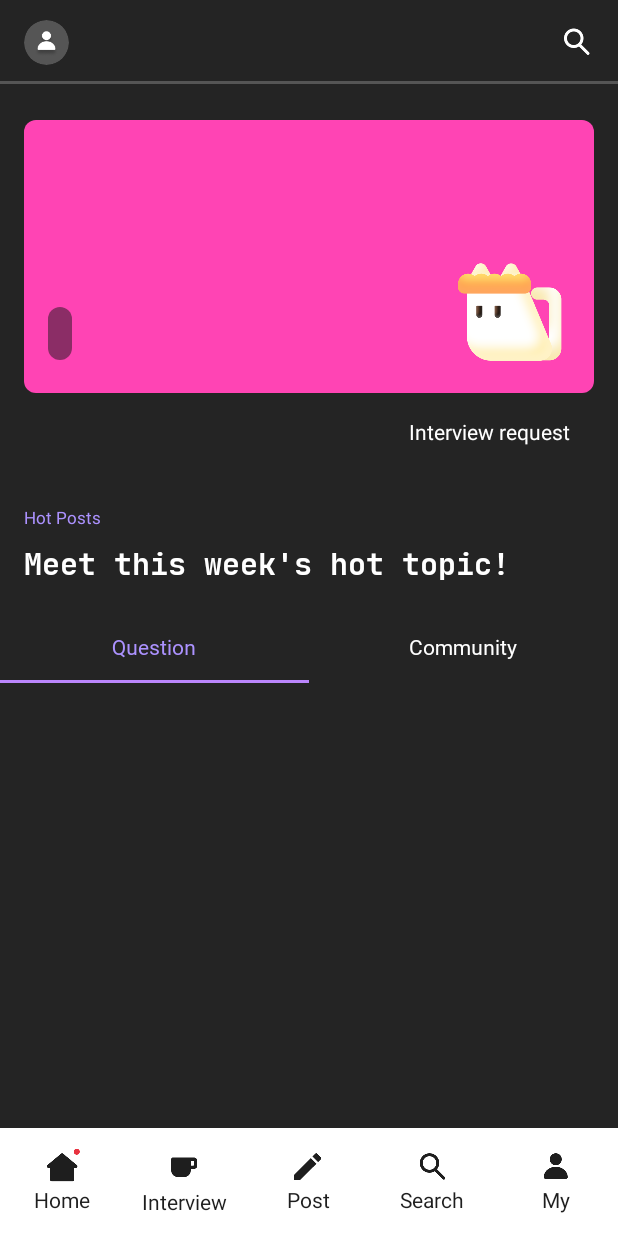
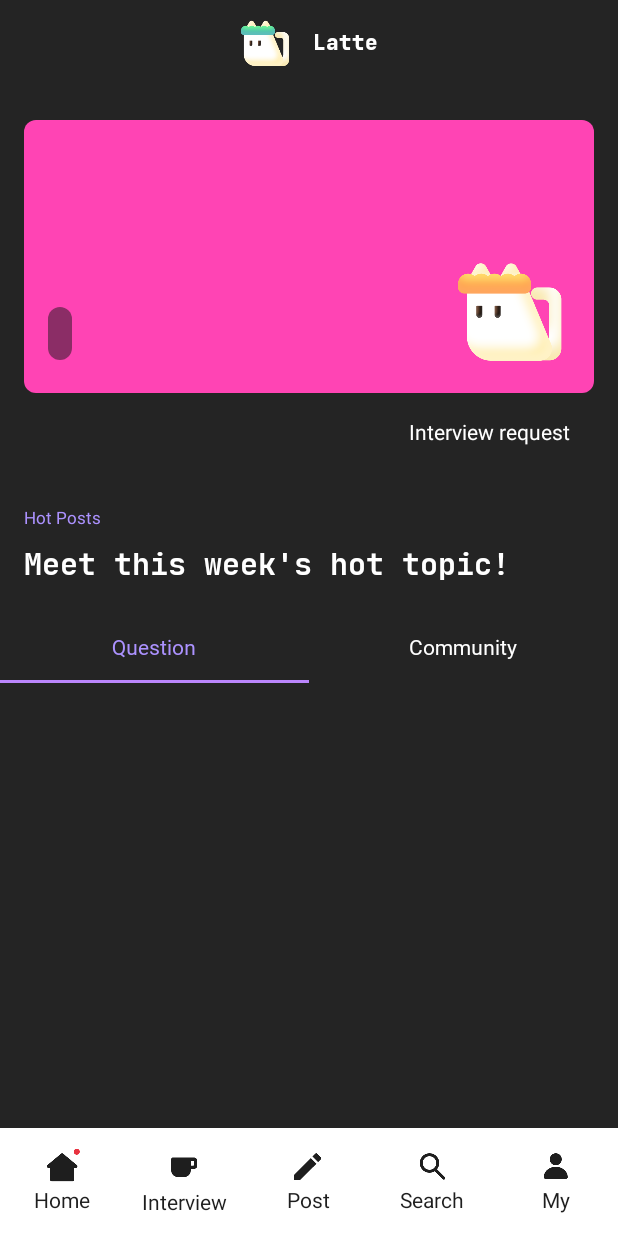
Before and after one commit to TEAM-Barista/Latte-Android, an Android app: the screen it shows after launch (MainActivity), on a phone screen of 412 x 824 dp. Run offline under Robolectric (Android 15) with nearby library versions, the phone set to English and light mode, and no system bars; our stand-ins replace Timber, data binding.

Commit message:
main : fix(Actionbar) : 메인 액션 바 스타일 맞게 수정

```diff
--- a/app/src/main/java/com/barista/latte/views/LatteBasicActionBar.kt
+++ b/app/src/main/java/com/barista/latte/views/LatteHomeActionBar.kt
@@ -5,6 +5,7 @@ import android.util.AttributeSet
 import android.view.LayoutInflater
 import androidx.constraintlayout.widget.ConstraintLayout
 import com.barista.latte.databinding.LatteBasicActionbarBinding
+import com.barista.latte.databinding.LatteHomeActionbarBinding
 import com.barista.latte.utils.ImageUtil
 
 /**
@@ -12,8 +13,8 @@ import com.barista.latte.utils.ImageUtil
  * Created by juhyang on 2021/06/29.
 
  */
-class LatteBasicActionBar : ConstraintLayout {
-    private val binding: LatteBasicActionbarBinding = LatteBasicActionbarBinding.inflate(LayoutInflater.from(context), this, true)
+class LatteHomeActionBar : ConstraintLayout {
+    private val binding: LatteHomeActionbarBinding = LatteHomeActionbarBinding.inflate(LayoutInflater.from(context), this, true)
 
     constructor(context: Context) : super(context)
     constructor(context: Context, attrs: AttributeSet?) : super(context, attrs)
@@ -22,12 +23,4 @@ class LatteBasicActionBar : ConstraintLayout {
         attrs,
         defStyleAttr
     )
-
-    init {
-        aboutView()
-    }
-
-    private fun aboutView() {
-        ImageUtil.setImageViewCircle(binding.profileImage)
-    }
 }
--- a/app/src/main/res/layout/home_fragment.xml
+++ b/app/src/main/res/layout/home_fragment.xml
@@ -16,7 +16,7 @@
         android:background="?attr/bgColor"
         tools:context=".home.view.HomeFragment">
 
-        <com.barista.latte.views.LatteBasicActionBar
+        <com.barista.latte.views.LatteHomeActionBar
             android:id="@+id/action_bar"
             android:layout_width="match_parent"
             android:layout_height="56dp"
--- a/app/src/main/res/layout/latte_basic_actionbar.xml
+++ /dev/null
@@ -1,41 +0,0 @@
-<?xml version="1.0" encoding="utf-8"?>
-
-<layout>
-
-    <androidx.constraintlayout.widget.ConstraintLayout xmlns:android="http://schemas.android.com/apk/res/android"
-        xmlns:app="http://schemas.android.com/apk/res-auto"
-        android:background="@color/dark_grey_24"
-        android:layout_width="match_parent"
-        android:layout_height="56dp">
-
-        <ImageView
-            android:src="@drawable/profile"
-             android:id="@+id/profile_image"
-            android:layout_width="30dp"
-            android:layout_height="30dp"
-            android:layout_margin="16dp"
-            android:padding="5dp"
-            android:backgroundTint="@color/dark_grey_55"
-            app:layout_constraintStart_toStartOf="parent"
-            app:layout_constraintTop_toTopOf="parent"
-            app:layout_constraintBottom_toBottomOf="parent" />
-
-        <ImageView
-            android:src="@drawable/search"
-            android:id="@+id/search"
-            android:layout_width="56dp"
-            android:layout_height="56dp"
-            android:padding="16dp"
-            app:layout_constraintTop_toTopOf="parent"
-            app:layout_constraintBottom_toBottomOf="parent"
-            app:layout_constraintEnd_toEndOf="parent" />
-
-        <View
-            android:layout_width="match_parent"
-            android:layout_height="2dp"
-            android:background="@color/dark_grey_55"
-            app:layout_constraintStart_toStartOf="parent"
-            app:layout_constraintEnd_toEndOf="parent"
-            app:layout_constraintBottom_toBottomOf="parent"/>
-    </androidx.constraintlayout.widget.ConstraintLayout>
-</layout>
--- /dev/null
+++ b/app/src/main/res/layout/latte_home_actionbar.xml
@@ -0,0 +1,37 @@
+<?xml version="1.0" encoding="utf-8"?>
+
+<layout>
+
+    <androidx.constraintlayout.widget.ConstraintLayout xmlns:android="http://schemas.android.com/apk/res/android"
+        xmlns:app="http://schemas.android.com/apk/res-auto"
+        android:layout_width="match_parent"
+        android:layout_height="56dp"
+        android:background="@color/dark_grey_24">
+
+        <ImageView
+            android:id="@+id/latte_logo"
+            android:layout_width="32dp"
+            android:layout_height="32dp"
+            android:src="@drawable/green_logo"
+            app:layout_constraintBottom_toBottomOf="parent"
+            app:layout_constraintEnd_toStartOf="@id/latte_text"
+            app:layout_constraintHorizontal_chainStyle="packed"
+            app:layout_constraintStart_toStartOf="parent"
+            app:layout_constraintTop_toTopOf="parent" />
+
+        <TextView
+            android:id="@+id/latte_text"
+            android:layout_width="wrap_content"
+            android:layout_height="wrap_content"
+            android:layout_marginStart="16dp"
+            android:fontFamily="@font/jet_brains_mono_eb"
+            android:text="Latte"
+            android:textColor="?attr/textColor"
+            app:layout_constraintBottom_toBottomOf="parent"
+            app:layout_constraintEnd_toEndOf="parent"
+            app:layout_constraintStart_toEndOf="@id/latte_logo"
+            app:layout_constraintTop_toTopOf="parent" />
+
+
+    </androidx.constraintlayout.widget.ConstraintLayout>
+</layout>
```
